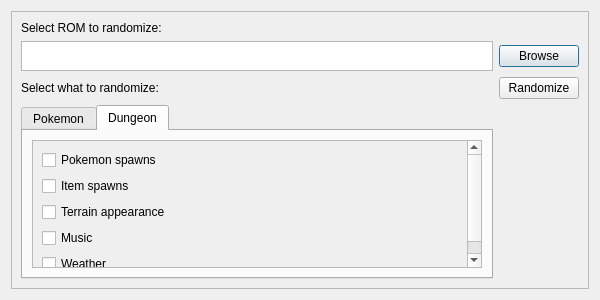
Before: the Qt Designer form layout/dialog.ui in Aissurteivos/mdrngzer, drawn with Qt 5.
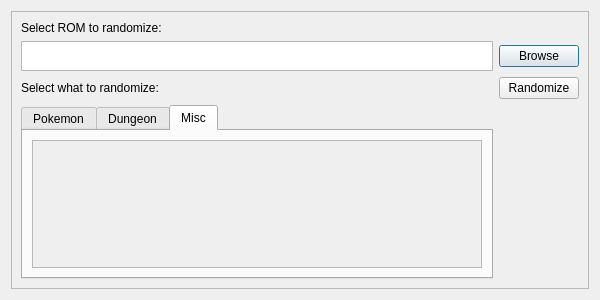
After: the same form once the commit is applied.

Commit message: Added Type randomization + misc tab

Patch:
```diff
--- a/layout/dialog.ui
+++ b/layout/dialog.ui
@@ -13,8 +13,8 @@
   <property name="windowTitle">
    <string>mdrngzer</string>
   </property>
-  <layout class="QVBoxLayout" name="verticalLayout">
-   <item>
+  <layout class="QGridLayout" name="gridLayout_2">
+   <item row="0" column="0">
     <widget class="QFrame" name="frame">
      <property name="frameShape">
       <enum>QFrame::StyledPanel</enum>
@@ -63,8 +63,23 @@
       </item>
       <item row="3" column="0">
        <widget class="QTabWidget" name="tabWidget">
+        <property name="tabPosition">
+         <enum>QTabWidget::North</enum>
+        </property>
+        <property name="tabShape">
+         <enum>QTabWidget::Rounded</enum>
+        </property>
         <property name="currentIndex">
-         <number>1</number>
+         <number>2</number>
+        </property>
+        <property name="elideMode">
+         <enum>Qt::ElideNone</enum>
+        </property>
+        <property name="documentMode">
+         <bool>false</bool>
+        </property>
+        <property name="movable">
+         <bool>false</bool>
         </property>
         <widget class="QWidget" name="PokemonTab">
          <property name="toolTipDuration">
@@ -191,6 +206,30 @@
           </item>
          </layout>
         </widget>
+        <widget class="QWidget" name="MiscTab">
+         <attribute name="title">
+          <string>Misc</string>
+         </attribute>
+         <layout class="QGridLayout" name="gridLayout_7">
+          <item row="0" column="0">
+           <widget class="QScrollArea" name="scrollArea_3">
+            <property name="widgetResizable">
+             <bool>true</bool>
+            </property>
+            <widget class="QWidget" name="scrollAreaWidgetContents_3">
+             <property name="geometry">
+              <rect>
+               <x>0</x>
+               <y>0</y>
+               <width>455</width>
+               <height>132</height>
+              </rect>
+             </property>
+            </widget>
+           </widget>
+          </item>
+         </layout>
+        </widget>
        </widget>
       </item>
      </layout>
```
The commit also changes 3 other files.
